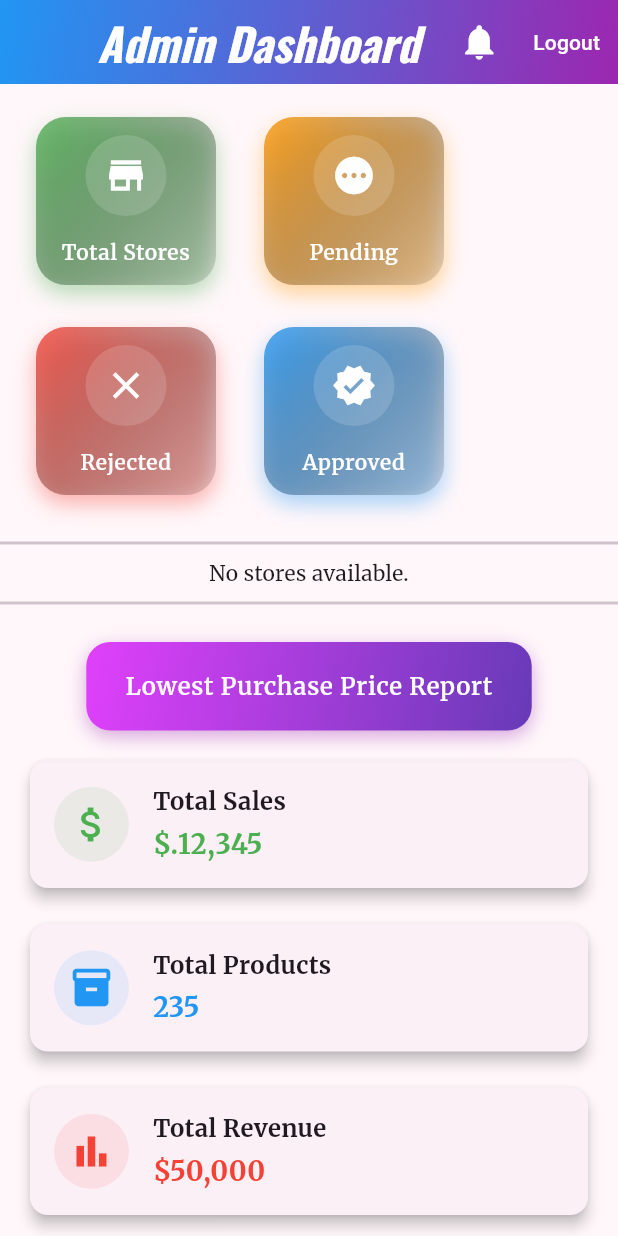
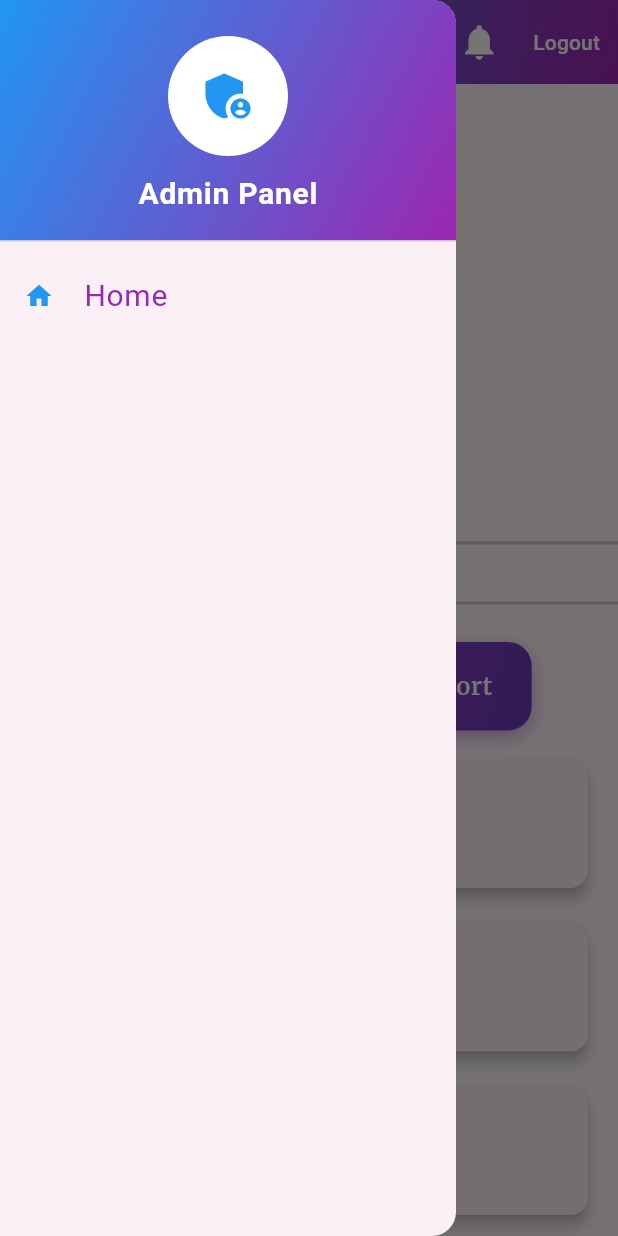
Before and after one commit to rhtmahour/go90Stores, a Flutter app: the AdminDashboard screen opened directly, with the side drawer open (before the commit the screen has no drawer), on a phone screen of 412 x 824 dp. Run offline on Flutter 3.47's test engine with Material 3 defaults, Android fonts, the phone set to English and light mode, and no system bars; our stand-ins replace badges, carousel_slider, cloud_firestore, csv, dio, dots_indicator and 10 more; missing offline and left inert: flutter_stripe; accounts and stored records are empty; network calls fail.

Commit message:
code on date 18-04-2025

```diff
--- a/lib/admindashboard.dart
+++ b/lib/admindashboard.dart
@@ -6,6 +6,7 @@ import 'package:go90stores/adminlogin.dart';
 import 'package:go90stores/adminnotificationscreen.dart';
 import 'package:go90stores/lowestpurchasepricereport.dart';
 import 'package:go90stores/storedetailpage.dart';
+import 'package:go90stores/storedrawerheader.dart';
 import 'package:shimmer/shimmer.dart';
 
 class AdminDashboard extends StatefulWidget {
@@ -119,7 +120,7 @@ class _AdminDashboardState extends State<AdminDashboard> {
       appBar: AppBar(
         centerTitle: true,
         title: Text(
-          'Admin Dashboard',
+          'Admin',
           style: TextStyle(
             fontWeight: FontWeight.bold,
             color: Colors.white,
@@ -190,6 +191,26 @@ class _AdminDashboardState extends State<AdminDashboard> {
             ),
           ),
         ],
+      ),
+      drawer: Drawer(
+        child: ListView(
+          padding: EdgeInsets.zero,
+          children: [
+            AdminDrawerHeader(),
+            const ListTile(
+              iconColor: Colors.blue,
+              textColor: Colors.purple,
+              leading: Icon(
+                Icons.home,
+                size: 20,
+              ),
+              title: Text(
+                'Home',
+                style: TextStyle(fontSize: 20),
+              ),
+            ),
+          ],
+        ),
       ),
       body: SingleChildScrollView(
         child: Column(
@@ -616,3 +637,38 @@ class _AdminDashboardState extends State<AdminDashboard> {
     );
   }
 }
+
+class AdminDrawerHeader extends StatelessWidget {
+  @override
+  Widget build(BuildContext context) {
+    return DrawerHeader(
+      decoration: BoxDecoration(
+        gradient: LinearGradient(
+          colors: [Colors.blue, Colors.purple],
+          begin: Alignment.topLeft,
+          end: Alignment.bottomRight,
+        ),
+      ),
+      child: Column(
+        mainAxisAlignment: MainAxisAlignment.center,
+        children: [
+          CircleAvatar(
+            radius: 40,
+            backgroundColor: Colors.white,
+            child:
+                Icon(Icons.admin_panel_settings, size: 40, color: Colors.blue),
+          ),
+          const SizedBox(height: 10),
+          const Text(
+            'Admin Panel',
+            style: TextStyle(
+              color: Colors.white,
+              fontSize: 20,
+              fontWeight: FontWeight.bold,
+            ),
+          ),
+        ],
+      ),
+    );
+  }
+}
--- a/lib/mystore.dart
+++ b/lib/mystore.dart
@@ -34,26 +34,25 @@ class MyStoreState extends State<MyStore> {
           content: const Text("Do you want to logout?"),
           actions: [
             TextButton(
-              onPressed: () => Navigator.of(context).pop(false),
+              onPressed: () => Navigator.of(context).pop(),
               child: const Text("No"),
             ),
-            TextButton(
-              onPressed: () => Navigator.of(context).pop(true),
+            ElevatedButton(
+              //style: ElevatedButton.styleFrom(backgroundColor: Colors.white),
+              onPressed: () async {
+                await _auth.signOut();
+                Navigator.pushAndRemoveUntil(
+                  context,
+                  MaterialPageRoute(builder: (context) => const AdminLogin()),
+                  (route) => false,
+                );
+              },
               child: const Text("Yes"),
             ),
           ],
         );
       },
     );
-
-    if (confirmLogout == true) {
-      await _auth.signOut();
-      Navigator.pushAndRemoveUntil(
-        context,
-        MaterialPageRoute(builder: (context) => const AdminLogin()),
-        (route) => false,
-      );
-    }
   }
 
   final FlutterLocalNotificationsPlugin flutterLocalNotificationsPlugin =
@@ -145,7 +144,6 @@ class MyStoreState extends State<MyStore> {
       final String imageUrl = product['image'] ?? ''; // ✅ Fetch product image
 
       String? imagePath;
-
       // ✅ Download image and save locally if a valid URL exists
       if (imageUrl.isNotEmpty) {
         try {
```
Also changed, not shown: 4 other files.
